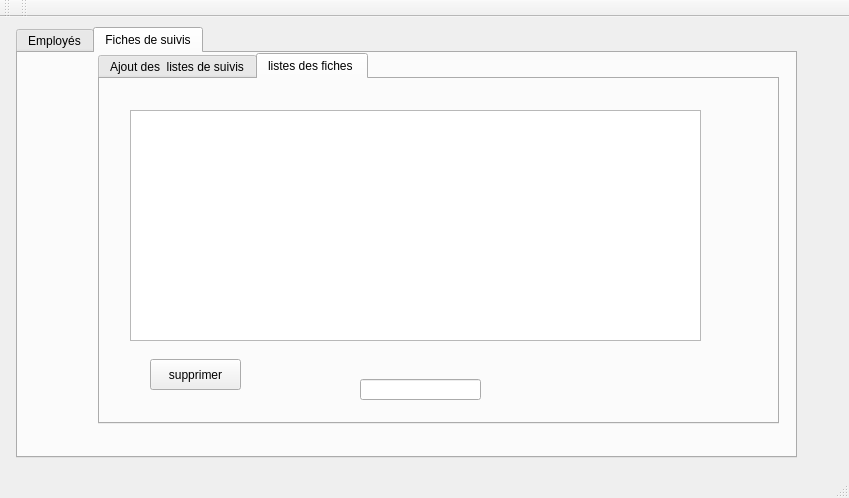
Above: mainwindow.ui from sofienbou/ACEgroup before the change. Below: the same form after it.
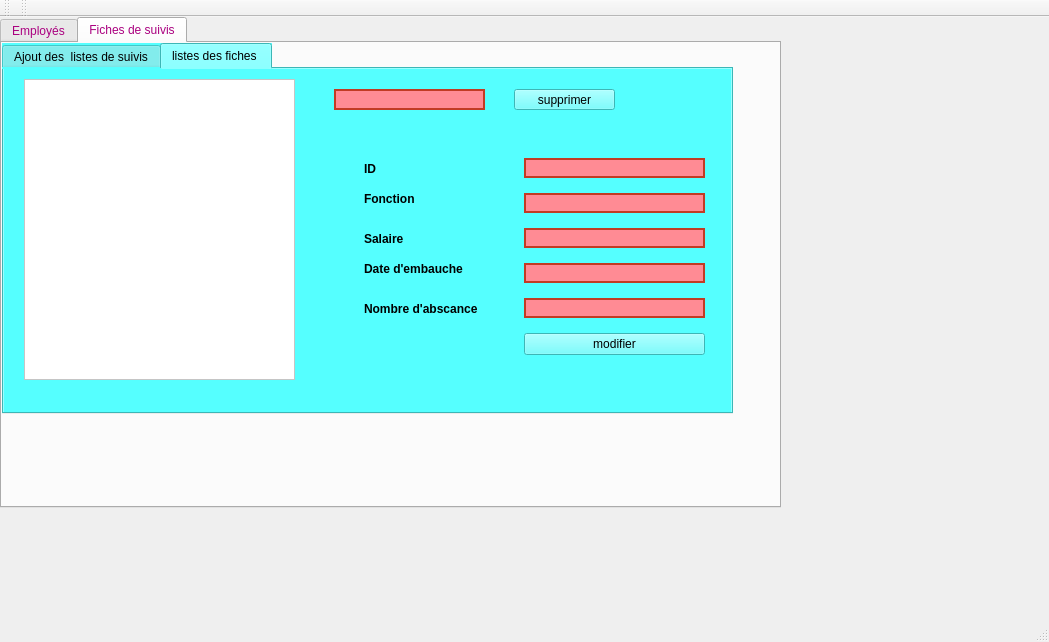
That is the form after the change. The open tabs and pages were chosen to show the change. Icons and pictures are not drawn.

What changed in the file:
```diff
--- a/mainwindow.ui
+++ b/mainwindow.ui
@@ -6,8 +6,8 @@
    <rect>
     <x>0</x>
     <y>0</y>
-    <width>849</width>
-    <height>498</height>
+    <width>1049</width>
+    <height>642</height>
    </rect>
   </property>
   <property name="windowTitle">
@@ -17,12 +17,157 @@
    <widget class="QTabWidget" name="tabWidget_2">
     <property name="geometry">
      <rect>
-      <x>16</x>
-      <y>10</y>
+      <x>0</x>
+      <y>0</y>
       <width>781</width>
-      <height>431</height>
+      <height>491</height>
      </rect>
     </property>
+    <property name="palette">
+     <palette>
+      <active>
+       <colorrole role="WindowText">
+        <brush brushstyle="SolidPattern">
+         <color alpha="255">
+          <red>170</red>
+          <green>0</green>
+          <blue>127</blue>
+         </color>
+        </brush>
+       </colorrole>
+       <colorrole role="Text">
+        <brush brushstyle="SolidPattern">
+         <color alpha="255">
+          <red>255</red>
+          <green>85</green>
+          <blue>127</blue>
+         </color>
+        </brush>
+       </colorrole>
+       <colorrole role="ButtonText">
+        <brush brushstyle="SolidPattern">
+         <color alpha="255">
+          <red>170</red>
+          <green>0</green>
+          <blue>127</blue>
+         </color>
+        </brush>
+       </colorrole>
+       <colorrole role="ToolTipText">
+        <brush brushstyle="SolidPattern">
+         <color alpha="255">
+          <red>170</red>
+          <green>0</green>
+          <blue>127</blue>
+         </color>
+        </brush>
+       </colorrole>
+       <colorrole role="PlaceholderText">
+        <brush brushstyle="SolidPattern">
+         <color alpha="128">
+          <red>170</red>
+          <green>0</green>
+          <blue>127</blue>
+         </color>
+        </brush>
+       </colorrole>
+      </active>
+      <inactive>
+       <colorrole role="WindowText">
+        <brush brushstyle="SolidPattern">
+         <color alpha="255">
+          <red>170</red>
+          <green>0</green>
+          <blue>127</blue>
+         </color>
+        </brush>
+       </colorrole>
+       <colorrole role="Text">
+        <brush brushstyle="SolidPattern">
+         <color alpha="255">
+          <red>255</red>
+          <green>85</green>
+          <blue>127</blue>
+         </color>
+        </brush>
+       </colorrole>
+       <colorrole role="ButtonText">
+        <brush brushstyle="SolidPattern">
+         <color alpha="255">
+          <red>170</red>
+          <green>0</green>
+          <blue>127</blue>
+         </color>
+        </brush>
+       </colorrole>
+       <colorrole role="ToolTipText">
+        <brush brushstyle="SolidPattern">
+         <color alpha="255">
+          <red>170</red>
+          <green>0</green>
+          <blue>127</blue>
+         </color>
+        </brush>
+       </colorrole>
+       <colorrole role="PlaceholderText">
+        <brush brushstyle="SolidPattern">
+         <color alpha="128">
+          <red>170</red>
+          <green>0</green>
+          <blue>127</blue>
+         </color>
+        </brush>
+       </colorrole>
+      </inactive>
+      <disabled>
+       <colorrole role="WindowText">
+        <brush brushstyle="SolidPattern">
+         <color alpha="255">
+          <red>120</red>
+          <green>120</green>
+          <blue>120</blue>
+         </color>
+        </brush>
+       </colorrole>
+       <colorrole role="Text">
+        <brush brushstyle="SolidPattern">
+         <color alpha="255">
+          <red>120</red>
+          <green>120</green>
+          <blue>120</blue>
+         </color>
+        </brush>
+       </colorrole>
+       <colorrole role="ButtonText">
+        <brush brushstyle="SolidPattern">
+         <color alpha="255">
+          <red>120</red>
+          <green>120</green>
+          <blue>120</blue>
+         </color>
+        </brush>
+       </colorrole>
+       <colorrole role="ToolTipText">
+        <brush brushstyle="SolidPattern">
+         <color alpha="255">
+          <red>170</red>
+          <green>0</green>
+          <blue>127</blue>
+         </color>
+        </brush>
+       </colorrole>
+       <colorrole role="PlaceholderText">
+        <brush brushstyle="SolidPattern">
+         <color alpha="128">
+          <red>0</red>
+          <green>0</green>
+          <blue>0</blue>
+         </color>
+        </brush>
+       </colorrole>
+      </disabled>
+     </palette>
+    </property>
     <property name="cursor">
      <cursorShape>OpenHandCursor</cursorShape>
     </property>
@@ -1164,12 +1309,241 @@
      <widget class="QTabWidget" name="tabWidget_3">
       <property name="geometry">
        <rect>
-        <x>80</x>
+        <x>0</x>
         <y>0</y>
-        <width>681</width>
+        <width>731</width>
         <height>371</height>
        </rect>
       </property>
+      <property name="palette">
+       <palette>
+        <active>
+         <colorrole role="WindowText">
+          <brush brushstyle="SolidPattern">
+           <color alpha="255">
+            <red>255</red>
+            <green>85</green>
+            <blue>127</blue>
+           </color>
+          </brush>
+         </colorrole>
+         <colorrole role="Button">
+          <brush brushstyle="SolidPattern">
+           <color alpha="255">
+            <red>85</red>
+            <green>255</green>
+            <blue>255</blue>
+           </color>
+          </brush>
+         </colorrole>
+         <colorrole role="Text">
+          <brush brushstyle="SolidPattern">
+           <color alpha="255">
+            <red>170</red>
+            <green>0</green>
+            <blue>127</blue>
+           </color>
+          </brush>
+         </colorrole>
+         <colorrole role="ButtonText">
+          <brush brushstyle="SolidPattern">
+           <color alpha="255">
+            <red>170</red>
+            <green>0</green>
+            <blue>127</blue>
+           </color>
+          </brush>
+         </colorrole>
+         <colorrole role="Base">
+          <brush brushstyle="SolidPattern">
+           <color alpha="255">
+            <red>85</red>
+            <green>255</green>
+            <blue>255</blue>
+           </color>
+          </brush>
+         </colorrole>
+         <colorrole role="Window">
+          <brush brushstyle="SolidPattern">
+           <color alpha="255">
+            <red>85</red>
+            <green>255</green>
+            <blue>255</blue>
+           </color>
+          </brush>
+         </colorrole>
+         <colorrole role="ToolTipText">
+          <brush brushstyle="SolidPattern">
+           <color alpha="255">
+            <red>170</red>
+            <green>0</green>
+            <blue>127</blue>
+           </color>
+          </brush>
+         </colorrole>
+         <colorrole role="PlaceholderText">
+          <brush brushstyle="NoBrush">
+           <color alpha="128">
+            <red>170</red>
+            <green>0</green>
+            <blue>127</blue>
+           </color>
+          </brush>
+         </colorrole>
+        </active>
+        <inactive>
+         <colorrole role="WindowText">
+          <brush brushstyle="SolidPattern">
+           <color alpha="255">
+            <red>255</red>
+            <green>85</green>
+            <blue>127</blue>
+           </color>
+          </brush>
+         </colorrole>
+         <colorrole role="Button">
+          <brush brushstyle="SolidPattern">
+           <color alpha="255">
+            <red>85</red>
+            <green>255</green>
+            <blue>255</blue>
+           </color>
+          </brush>
+         </colorrole>
+         <colorrole role="Text">
+          <brush brushstyle="SolidPattern">
+           <color alpha="255">
+            <red>170</red>
+            <green>0</green>
+            <blue>127</blue>
+           </color>
+          </brush>
+         </colorrole>
+         <colorrole role="ButtonText">
+          <brush brushstyle="SolidPattern">
+           <color alpha="255">
+            <red>170</red>
+            <green>0</green>
+            <blue>127</blue>
+           </color>
+          </brush>
+         </colorrole>
+         <colorrole role="Base">
+          <brush brushstyle="SolidPattern">
+           <color alpha="255">
+            <red>85</red>
+            <green>255</green>
+            <blue>255</blue>
+           </color>
+          </brush>
+         </colorrole>
+         <colorrole role="Window">
+          <brush brushstyle="SolidPattern">
+           <color alpha="255">
+            <red>85</red>
+            <green>255</green>
+            <blue>255</blue>
+           </color>
+          </brush>
+         </colorrole>
+         <colorrole role="ToolTipText">
+          <brush brushstyle="SolidPattern">
+           <color alpha="255">
+            <red>170</red>
+            <green>0</green>
+            <blue>127</blue>
+           </color>
+          </brush>
+         </colorrole>
+         <colorrole role="PlaceholderText">
+          <brush brushstyle="NoBrush">
+           <color alpha="128">
+            <red>170</red>
+            <green>0</green>
+            <blue>127</blue>
+           </color>
+          </brush>
+         </colorrole>
+        </inactive>
+        <disabled>
+         <colorrole role="WindowText">
+          <brush brushstyle="SolidPattern">
+           <color alpha="255">
+            <red>120</red>
+            <green>120</green>
+            <blue>120</blue>
+           </color>
+          </brush>
+         </colorrole>
+         <colorrole role="Button">
+          <brush brushstyle="SolidPattern">
+           <color alpha="255">
+            <red>85</red>
+            <green>255</green>
+            <blue>255</blue>
+           </color>
+          </brush>
+         </colorrole>
+         <colorrole role="Text">
+          <brush brushstyle="SolidPattern">
+           <color alpha="255">
+            <red>120</red>
+            <green>120</green>
+            <blue>120</blue>
+           </color>
+          </brush>
+         </colorrole>
+         <colorrole role="ButtonText">
+          <brush brushstyle="SolidPattern">
+           <color alpha="255">
+            <red>120</red>
+            <green>120</green>
+            <blue>120</blue>
+           </color>
+          </brush>
+         </colorrole>
+         <colorrole role="Base">
+          <brush brushstyle="SolidPattern">
+           <color alpha="255">
+            <red>85</red>
+            <green>255</green>
+            <blue>255</blue>
+           </color>
+          </brush>
+         </colorrole>
+         <colorrole role="Window">
+          <brush brushstyle="SolidPattern">
+           <color alpha="255">
+            <red>85</red>
+            <green>255</green>
+            <blue>255</blue>
+           </color>
+          </brush>
+         </colorrole>
+         <colorrole role="ToolTipText">
+          <brush brushstyle="SolidPattern">
+           <color alpha="255">
+            <red>170</red>
+            <green>0</green>
+            <blue>127</blue>
+           </color>
+          </brush>
+         </colorrole>
+         <colorrole role="PlaceholderText">
+          <brush brushstyle="NoBrush">
+           <color alpha="128">
+            <red>170</red>
+            <green>0</green>
+            <blue>127</blue>
+           </color>
+          </brush>
+         </colorrole>
+        </disabled>
+       </palette>
+      </property>
+      <property name="styleSheet">
+       <string notr="true">background-color: rgb(85, 255, 255);</string>
+      </property>
       <property name="currentIndex">
        <number>1</number>
       </property>
@@ -1328,20 +1702,23 @@
        <widget class="QTableView" name="tableView_fiche">
         <property name="geometry">
          <rect>
-          <x>30</x>
-          <y>31</y>
-          <width>571</width>
-          <height>231</height>
+          <x>20</x>
+          <y>10</y>
+          <width>271</width>
+          <height>301</height>
          </rect>
         </property>
+        <property name="styleSheet">
+         <string notr="true">background-color: rgb(255, 255, 255);</string>
+        </property>
        </widget>
        <widget class="QPushButton" name="pushButton_4">
         <property name="geometry">
          <rect>
-          <x>50</x>
-          <y>280</y>
-          <width>91</width>
-          <height>31</height>
+          <x>510</x>
+          <y>20</y>
+          <width>101</width>
+          <height>21</height>
          </rect>
         </property>
         <property name="text">
@@ -1351,11 +1728,274 @@
        <widget class="QLineEdit" name="lineEdit_supp">
         <property name="geometry">
          <rect>
-          <x>260</x>
-          <y>300</y>
-          <width>121</width>
+          <x>330</x>
+          <y>20</y>
+          <width>151</width>
           <height>21</height>
          </rect>
+        </property>
+        <property name="styleSheet">
+         <string notr="true">QLineEdit
+{
+border:2px solid rgb(194, 59, 36);
+border-radius:20px;
+color:#FFF;
+padding-left :20px;
+padding-right :20px;
+background-color:rgb(255,139, 148) ;
+
+}
+QLineEdit:hover
+{
+border: 2px solid rgb(0,0,0);
+background-color:rgb(200, 200, 200) ;
+}
+QLineEdit:focus
+{
+border:2px solid rgb(0,0,0);
+background-color: rgb(121, 121, 121);
+}</string>
+        </property>
+       </widget>
+       <widget class="QWidget" name="verticalLayoutWidget_2">
+        <property name="geometry">
+         <rect>
+          <x>510</x>
+          <y>70</y>
+          <width>201</width>
+          <height>241</height>
+         </rect>
+        </property>
+        <layout class="QVBoxLayout" name="verticalLayout_2" stretch="0,0,0,0,0,0">
+         <property name="leftMargin">
+          <number>10</number>
+         </property>
+         <property name="topMargin">
+          <number>10</number>
+         </property>
+         <property name="rightMargin">
+          <number>10</number>
+         </property>
+         <property name="bottomMargin">
+          <number>10</number>
+         </property>
+         <item>
+          <widget class="QLineEdit" name="lineEdit_22">
+           <property name="styleSheet">
+            <string notr="true">QLineEdit
+{
+border:2px solid rgb(194, 59, 36);
+border-radius:20px;
+color:#FFF;
+padding-left :20px;
+padding-right :20px;
+background-color:rgb(255,139, 148) ;
+
+}
+QLineEdit:hover
+{
+border: 2px solid rgb(0,0,0);
+background-color:rgb(200, 200, 200) ;
+}
+QLineEdit:focus
+{
+border:2px solid rgb(0,0,0);
+background-color: rgb(121, 121, 121);
+}</string>
+           </property>
+          </widget>
+         </item>
+         <item>
+          <widget class="QLineEdit" name="lineEdit_23">
+           <property name="styleSheet">
+            <string notr="true">QLineEdit
+{
+border:2px solid rgb(194, 59, 36);
+border-radius:20px;
+color:#FFF;
+padding-left :20px;
+padding-right :20px;
+background-color:rgb(255,139, 148) ;
+
+}
+QLineEdit:hover
+{
+border: 2px solid rgb(0,0,0);
+background-color:rgb(200, 200, 200) ;
+}
+QLineEdit:focus
+{
+border:2px solid rgb(0,0,0);
+background-color: rgb(121, 121, 121);
+}</string>
+           </property>
+          </widget>
+         </item>
+         <item>
+          <widget class="QLineEdit" name="lineEdit_24">
+           <property name="styleSheet">
+            <string notr="true">QLineEdit
+{
+border:2px solid rgb(194, 59, 36);
+border-radius:20px;
+color:#FFF;
+padding-left :20px;
+padding-right :20px;
+background-color:rgb(255,139, 148) ;
+
+}
+QLineEdit:hover
+{
+border: 2px solid rgb(0,0,0);
+background-color:rgb(200, 200, 200) ;
+}
+QLineEdit:focus
+{
+border:2px solid rgb(0,0,0);
+background-color: rgb(121, 121, 121);
+}</string>
+           </property>
+          </widget>
+         </item>
+         <item>
+          <widget class="QLineEdit" name="lineEdit_25">
+           <property name="styleSheet">
+            <string notr="true">QLineEdit
+{
+border:2px solid rgb(194, 59, 36);
+border-radius:20px;
+color:#FFF;
+padding-left :20px;
+padding-right :20px;
+background-color:rgb(255,139, 148) ;
+
+}
+QLineEdit:hover
+{
+border: 2px solid rgb(0,0,0);
+background-color:rgb(200, 200, 200) ;
+}
+QLineEdit:focus
+{
+border:2px solid rgb(0,0,0);
+background-color: rgb(121, 121, 121);
+}</string>
+           </property>
+          </widget>
+         </item>
+         <item>
+          <widget class="QLineEdit" name="lineEdit_26">
+           <property name="styleSheet">
+            <string notr="true">QLineEdit
+{
+border:2px solid rgb(194, 59, 36);
+border-radius:20px;
+color:#FFF;
+padding-left :20px;
+padding-right :20px;
+background-color:rgb(255,139, 148) ;
+
+}
+QLineEdit:hover
+{
+border: 2px solid rgb(0,0,0);
+background-color:rgb(200, 200, 200) ;
+}
+QLineEdit:focus
+{
+border:2px solid rgb(0,0,0);
+background-color: rgb(121, 121, 121);
+}</string>
+           </property>
+          </widget>
+         </item>
+         <item>
+          <widget class="QPushButton" name="pushButton_modif_fiche">
+           <property name="text">
+            <string>modifier</string>
+           </property>
+          </widget>
+         </item>
+        </layout>
+       </widget>
+       <widget class="QLabel" name="label_21">
+        <property name="geometry">
+         <rect>
+          <x>360</x>
+          <y>150</y>
+          <width>81</width>
+          <height>41</height>
+         </rect>
+        </property>
+        <property name="styleSheet">
+         <string notr="true">font: 75 11pt &quot;MS Shell Dlg 2&quot;;</string>
+        </property>
+        <property name="text">
+         <string>&lt;html&gt;&lt;head/&gt;&lt;body&gt;&lt;p&gt;&lt;span style=&quot; font-weight:600; color:#000000;&quot;&gt;Salaire&lt;/span&gt;&lt;/p&gt;&lt;/body&gt;&lt;/html&gt;</string>
+        </property>
+       </widget>
+       <widget class="QLabel" name="label_22">
+        <property name="geometry">
+         <rect>
+          <x>360</x>
+          <y>80</y>
+          <width>111</width>
+          <height>41</height>
+         </rect>
+        </property>
+        <property name="styleSheet">
+         <string notr="true">font: 75 11pt &quot;MS Shell Dlg 2&quot;;</string>
+        </property>
+        <property name="text">
+         <string>&lt;html&gt;&lt;head/&gt;&lt;body&gt;&lt;p&gt;&lt;span style=&quot; font-weight:600; color:#000000;&quot;&gt;ID&lt;/span&gt;&lt;/p&gt;&lt;/body&gt;&lt;/html&gt;</string>
+        </property>
+       </widget>
+       <widget class="QLabel" name="label_23">
+        <property name="geometry">
+         <rect>
+          <x>360</x>
+          <y>110</y>
+          <width>111</width>
+          <height>41</height>
+         </rect>
+        </property>
+        <property name="styleSheet">
+         <string notr="true">font: 75 11pt &quot;MS Shell Dlg 2&quot;;</string>
+        </property>
+        <property name="text">
+         <string>&lt;html&gt;&lt;head/&gt;&lt;body&gt;&lt;p&gt;&lt;span style=&quot; font-weight:600; color:#000000;&quot;&gt;Fonction&lt;/span&gt;&lt;/p&gt;&lt;/body&gt;&lt;/html&gt;</string>
+        </property>
+       </widget>
+       <widget class="QLabel" name="label_24">
+        <property name="geometry">
+         <rect>
+          <x>360</x>
+          <y>180</y>
+          <width>131</width>
+          <height>41</height>
+         </rect>
+        </property>
+        <property name="styleSheet">
+         <string notr="true">font: 75 11pt &quot;MS Shell Dlg 2&quot;;</string>
+        </property>
+        <property name="text">
+         <string>&lt;html&gt;&lt;head/&gt;&lt;body&gt;&lt;p&gt;&lt;span style=&quot; font-weight:600; color:#000000;&quot;&gt;Date d'embauche&lt;/span&gt;&lt;/p&gt;&lt;/body&gt;&lt;/html&gt;</string>
+        </property>
+       </widget>
+       <widget class="QLabel" name="label_25">
+        <property name="geometry">
+         <rect>
+          <x>360</x>
+          <y>220</y>
+          <width>151</width>
+          <height>41</height>
+         </rect>
+        </property>
+        <property name="styleSheet">
+         <string notr="true">font: 75 11pt &quot;MS Shell Dlg 2&quot;;</string>
+        </property>
+        <property name="text">
+         <string>&lt;html&gt;&lt;head/&gt;&lt;body&gt;&lt;p&gt;&lt;span style=&quot; font-weight:600; color:#000000&quot;&gt;Nombre d'abscance&lt;/span&gt;&lt;/p&gt;&lt;/body&gt;&lt;/html&gt;</string>
         </property>
        </widget>
       </widget>
```
Left out of the diff: 911 changed lines with no effect on the pictures.
